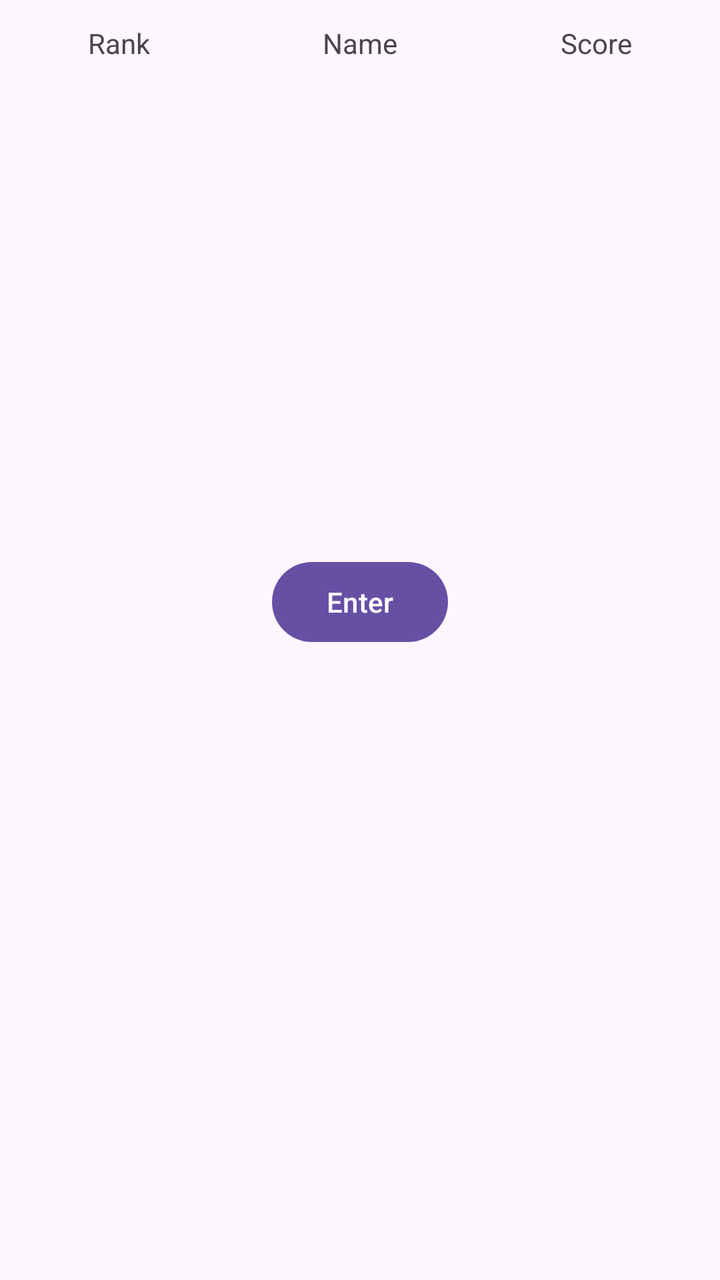
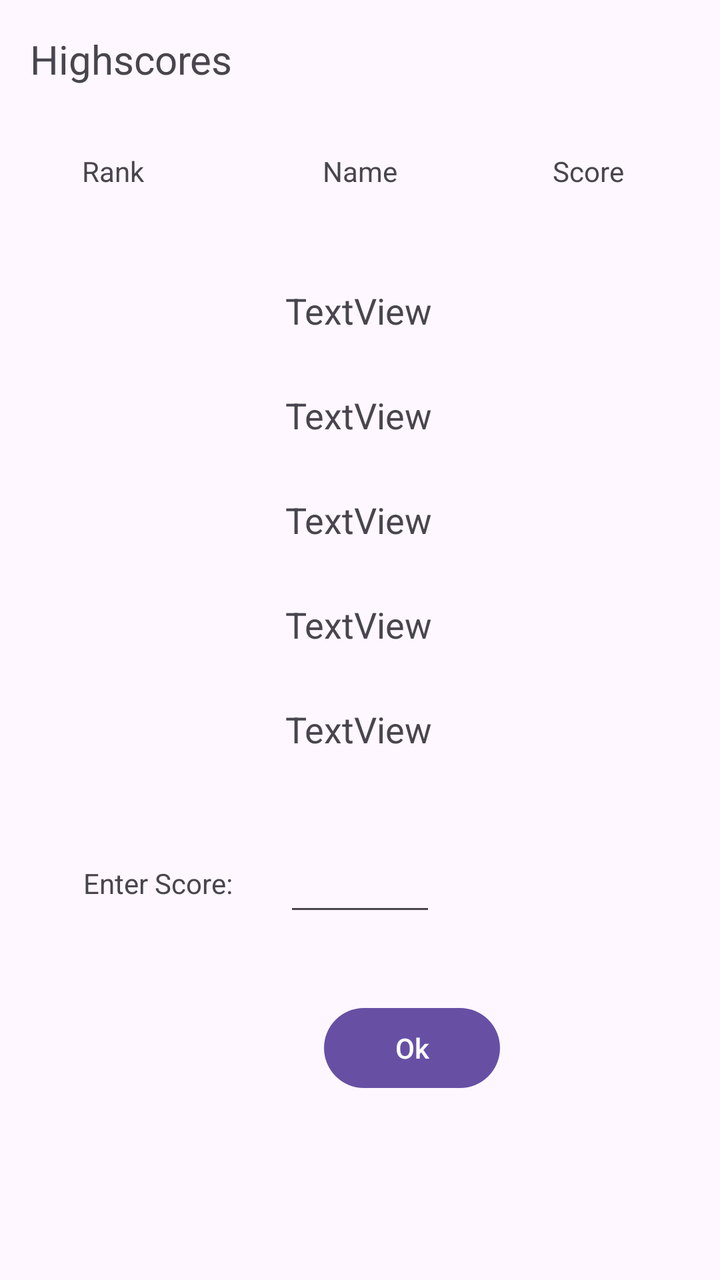

An Android layout rendered at two revisions. The XML below is the earlier revision; the diff shows what the commit changed to produce the second picture.
<!-- AndroidManifest.xml: application theme Theme.Minesweeper -->
<!-- res/layout/score_display.xml -->
<?xml version="1.0" encoding="utf-8"?>
<androidx.constraintlayout.widget.ConstraintLayout xmlns:android="http://schemas.android.com/apk/res/android"
    xmlns:app="http://schemas.android.com/apk/res-auto"
    xmlns:tools="http://schemas.android.com/tools"
    android:id="@+id/score_display"
    android:layout_width="match_parent"
    android:layout_height="match_parent">

    <TextView
        android:id="@+id/name"
        android:layout_width="wrap_content"
        android:layout_height="wrap_content"
        android:layout_marginTop="12dp"
        android:text="Name"
        app:layout_constraintEnd_toEndOf="parent"
        app:layout_constraintStart_toStartOf="parent"
        app:layout_constraintTop_toTopOf="parent" />

    <TextView
        android:id="@+id/rank"
        android:layout_width="wrap_content"
        android:layout_height="wrap_content"
        android:layout_marginStart="44dp"
        android:layout_marginTop="12dp"
        android:text="Rank"
        app:layout_constraintStart_toStartOf="parent"
        app:layout_constraintTop_toTopOf="parent" />

    <TextView
        android:id="@+id/score"
        android:layout_width="wrap_content"
        android:layout_height="wrap_content"
        android:layout_marginTop="12dp"
        android:layout_marginEnd="44dp"
        android:text="Score"
        app:layout_constraintEnd_toEndOf="parent"
        app:layout_constraintTop_toTopOf="parent" />

    <Button
        android:id="@+id/enter"
        android:layout_width="wrap_content"
        android:layout_height="wrap_content"
        android:layout_marginTop="277dp"
        android:text="Enter"
        app:layout_constraintEnd_toEndOf="parent"
        app:layout_constraintStart_toStartOf="parent"
        app:layout_constraintTop_toTopOf="parent" />
</androidx.constraintlayout.widget.ConstraintLayout>
<!-- resources referenced by this layout -->
<resources>
  <style name="Theme.Minesweeper" parent="Base.Theme.Minesweeper" />
  <style name="Base.Theme.Minesweeper" parent="Theme.Material3.DayNight.NoActionBar">
          
          
      </style>
</resources>

<!-- the commit's change to res/layout/score_display.xml (unified diff, before → after) -->
@@ -1,4 +1,3 @@
-<?xml version="1.0" encoding="utf-8"?>
 <androidx.constraintlayout.widget.ConstraintLayout xmlns:android="http://schemas.android.com/apk/res/android"
     xmlns:app="http://schemas.android.com/apk/res-auto"
     xmlns:tools="http://schemas.android.com/tools"
@@ -6,11 +5,15 @@
     android:layout_width="match_parent"
     android:layout_height="match_parent">
 
+    
+
+    
+
     <TextView
         android:id="@+id/name"
         android:layout_width="wrap_content"
         android:layout_height="wrap_content"
-        android:layout_marginTop="12dp"
+        android:layout_marginTop="76dp"
         android:text="Name"
         app:layout_constraintEnd_toEndOf="parent"
         app:layout_constraintStart_toStartOf="parent"
@@ -20,29 +23,148 @@
         android:id="@+id/rank"
         android:layout_width="wrap_content"
         android:layout_height="wrap_content"
-        android:layout_marginStart="44dp"
-        android:layout_marginTop="12dp"
+        android:layout_marginStart="41dp"
         android:text="Rank"
+        app:layout_constraintBottom_toBottomOf="@+id/name"
         app:layout_constraintStart_toStartOf="parent"
-        app:layout_constraintTop_toTopOf="parent" />
+        app:layout_constraintTop_toTopOf="@+id/name" />
 
     <TextView
         android:id="@+id/score"
         android:layout_width="wrap_content"
         android:layout_height="wrap_content"
-        android:layout_marginTop="12dp"
-        android:layout_marginEnd="44dp"
+        android:layout_marginEnd="48dp"
         android:text="Score"
+        app:layout_constraintBottom_toBottomOf="@+id/name"
         app:layout_constraintEnd_toEndOf="parent"
+        app:layout_constraintTop_toTopOf="@+id/name"
+        app:layout_constraintVertical_bias="0.0" />
+
+    <Button
+        android:id="@+id/okButton"
+        android:layout_width="wrap_content"
+        android:layout_height="wrap_content"
+        android:layout_marginStart="162dp"
+        android:layout_marginTop="500dp"
+        android:layout_marginEnd="161dp"
+        android:text="Ok"
+        app:layout_constraintEnd_toEndOf="parent"
+        app:layout_constraintHorizontal_bias="0.0"
+        app:layout_constraintStart_toStartOf="parent"
         app:layout_constraintTop_toTopOf="parent" />
 
-    <Button
-        android:id="@+id/enter"
+    <TextView
+        android:id="@+id/rank1"
         android:layout_width="wrap_content"
         android:layout_height="wrap_content"
-        android:layout_marginTop="277dp"
-        android:text="Enter"
+        android:layout_marginTop="48dp"
+        android:gravity="center"
+        android:paddingBottom="8dp"
+        android:text="TextView"
+        android:textSize="18sp"
+        app:layout_constraintEnd_toEndOf="parent"
+        app:layout_constraintHorizontal_bias="0.498"
+        app:layout_constraintStart_toStartOf="parent"
+        app:layout_constraintTop_toBottomOf="@+id/name" />
+
+    <TextView
+        android:id="@+id/rank2"
+        android:layout_width="wrap_content"
+        android:layout_height="wrap_content"
+        android:layout_marginTop="20dp"
+        android:gravity="center"
+        android:paddingBottom="8dp"
+        android:text="TextView"
+        android:textSize="18sp"
+        app:layout_constraintEnd_toEndOf="parent"
+        app:layout_constraintHorizontal_bias="0.498"
+        app:layout_constraintStart_toStartOf="parent"
+        app:layout_constraintTop_toBottomOf="@+id/rank1" />
+
+    
+
+    <TextView
+        android:id="@+id/rank3"
+        android:layout_width="wrap_content"
+        android:layout_height="wrap_content"
+        android:layout_marginTop="20dp"
+        android:gravity="center"
+        android:paddingBottom="8dp"
+        android:text="TextView"
+        android:textSize="18sp"
+        app:layout_constraintEnd_toEndOf="parent"
+        app:layout_constraintHorizontal_bias="0.498"
+        app:layout_constraintStart_toStartOf="parent"
+        app:layout_constraintTop_toBottomOf="@+id/rank2" />
+
+    
+
+    <TextView
+        android:id="@+id/rank4"
+        android:layout_width="wrap_content"
+        android:layout_height="wrap_content"
+        android:layout_marginTop="20dp"
+        android:gravity="center"
+        android:paddingBottom="8dp"
+        android:text="TextView"
+        android:textSize="18sp"
+        app:layout_constraintEnd_toEndOf="parent"
+        app:layout_constraintHorizontal_bias="0.498"
+        app:layout_constraintStart_toStartOf="parent"
+        app:layout_constraintTop_toBottomOf="@+id/rank3" />
+
+    
+
+    <TextView
+        android:id="@+id/rank5"
+        android:layout_width="wrap_content"
+        android:layout_height="wrap_content"
+        android:layout_marginTop="20dp"
+        android:gravity="center"
+        android:paddingBottom="8dp"
+        android:text="TextView"
+        android:textSize="18sp"
+        app:layout_constraintEnd_toEndOf="parent"
+        app:layout_constraintHorizontal_bias="0.498"
+        app:layout_constraintStart_toStartOf="parent"
+        app:layout_constraintTop_toBottomOf="@+id/rank4" />
+
+    <com.google.android.material.textfield.TextInputEditText
+        android:id="@+id/nameInput"
+        android:layout_width="0dp"
+        android:layout_height="51dp"
+        android:layout_marginStart="142dp"
+        android:layout_marginTop="412dp"
+        android:layout_marginEnd="142dp"
+        app:layout_constraintEnd_toEndOf="parent"
+        app:layout_constraintHorizontal_bias="1.0"
+        app:layout_constraintStart_toEndOf="@+id/textView"
+        app:layout_constraintStart_toStartOf="parent"
+        app:layout_constraintTop_toTopOf="parent" />
+
+    <TextView
+        android:id="@+id/textView13"
+        android:layout_width="wrap_content"
+        android:layout_height="wrap_content"
+        android:layout_marginStart="40dp"
+        android:layout_marginTop="16dp"
+        android:layout_marginEnd="269dp"
+        android:text="Highscores"
+        android:textSize="20dp"
         app:layout_constraintEnd_toEndOf="parent"
         app:layout_constraintStart_toStartOf="parent"
         app:layout_constraintTop_toTopOf="parent" />
+
+    <TextView
+        android:id="@+id/textView"
+        android:layout_width="wrap_content"
+        android:layout_height="wrap_content"
+        android:layout_marginStart="41dp"
+        android:layout_marginEnd="25dp"
+        android:layout_marginBottom="12dp"
+        android:text="Enter Score:"
+        app:layout_constraintBottom_toBottomOf="@+id/nameInput"
+        app:layout_constraintEnd_toStartOf="@+id/nameInput"
+        app:layout_constraintStart_toStartOf="parent" />
+
 </androidx.constraintlayout.widget.ConstraintLayout>
